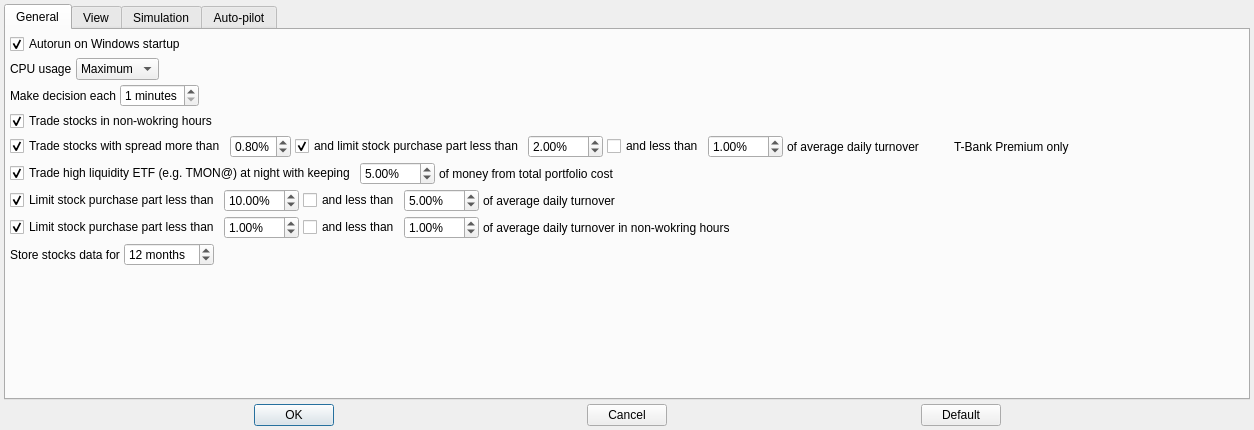
Qt form app/src/dialogs/settingsdialog/settingsdialog.ui (Gris87/TInvestor) before a commit.
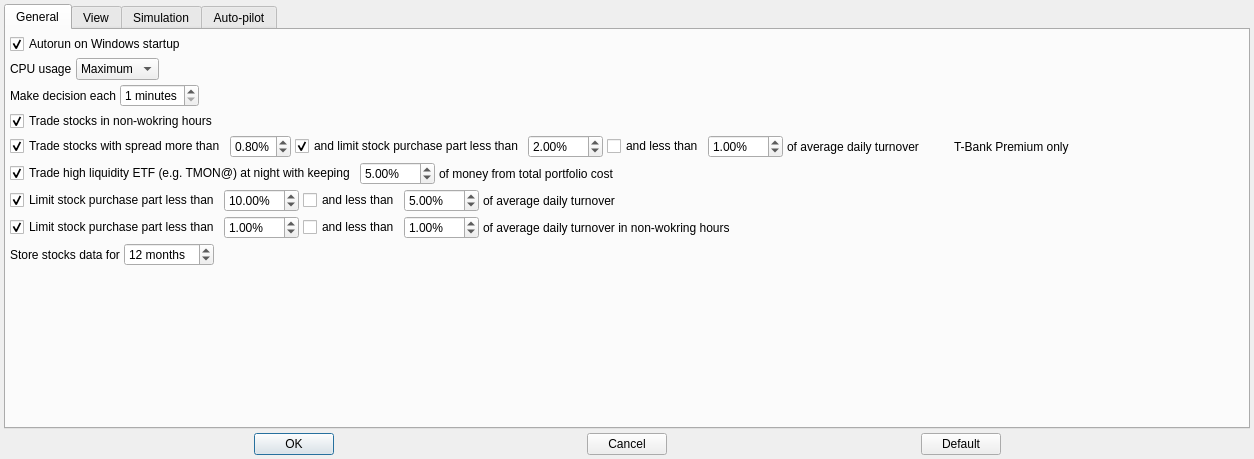
The same form after that commit. Icons and pictures are not drawn.

The edit to the form file:
```diff
--- a/app/src/dialogs/settingsdialog/settingsdialog.ui
+++ b/app/src/dialogs/settingsdialog/settingsdialog.ui
@@ -7,7 +7,7 @@
     <x>0</x>
     <y>0</y>
     <width>1254</width>
-    <height>430</height>
+    <height>459</height>
    </rect>
   </property>
   <property name="windowTitle">
```
